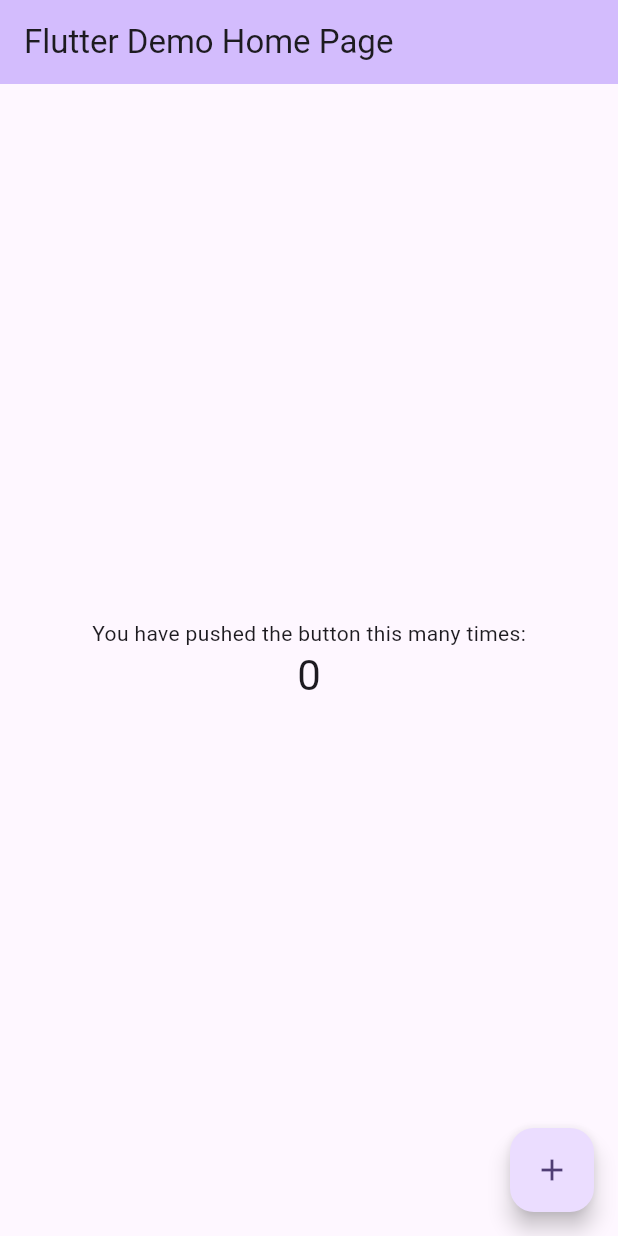
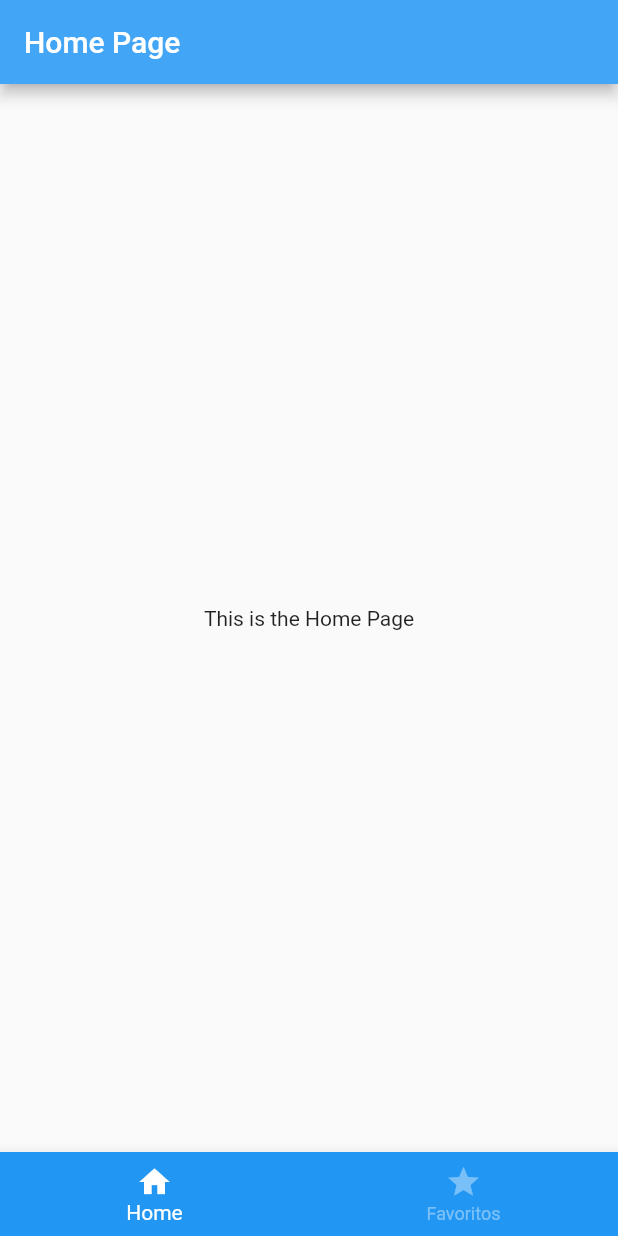
Before and after one commit to EduardoGomesSa/crypto_app, a Flutter app: the screen it shows after launch, on a phone screen of 412 x 824 dp. Run offline on Flutter 3.47's test engine with Material 3 defaults, Android fonts, the phone set to English and light mode, and no system bars; our stand-ins replace get.

Commit message:
feat: :sparkles: BasePage was created

```diff
--- a/lib/main.dart
+++ b/lib/main.dart
@@ -1,4 +1,6 @@
+import 'package:crypto_app/src/core/routes/app_routes.dart';
 import 'package:flutter/material.dart';
+import 'package:get/get.dart';
 
 void main() {
   runApp(const MyApp());
@@ -7,119 +9,23 @@ void main() {
 class MyApp extends StatelessWidget {
   const MyApp({super.key});
 
-  // This widget is the root of your application.
   @override
   Widget build(BuildContext context) {
-    return MaterialApp(
-      title: 'Flutter Demo',
+    return GetMaterialApp(
+      title: 'Crypto App',
       theme: ThemeData(
-        // This is the theme of your application.
-        //
-        // TRY THIS: Try running your application with "flutter run". You'll see
-        // the application has a purple toolbar. Then, without quitting the app,
-        // try changing the seedColor in the colorScheme below to Colors.green
-        // and then invoke "hot reload" (save your changes or press the "hot
-        // reload" button in a Flutter-supported IDE, or press "r" if you used
-        // the command line to start the app).
-        //
-        // Notice that the counter didn't reset back to zero; the application
-        // state is not lost during the reload. To reset the state, use hot
-        // restart instead.
-        //
-        // This works for code too, not just values: Most code changes can be
-        // tested with just a hot reload.
-        colorScheme: ColorScheme.fromSeed(seedColor: Colors.deepPurple),
-        useMaterial3: true,
+        colorScheme: ColorScheme.fromSeed(seedColor: Colors.blue),
+        useMaterial3: false,
+        appBarTheme: AppBarTheme(backgroundColor: Colors.blue.shade400),
+        bottomNavigationBarTheme: BottomNavigationBarThemeData(
+          backgroundColor: Colors.blue,
+          selectedItemColor: Colors.white,
+          unselectedItemColor: Colors.white.withAlpha(870),
+        ),
       ),
-      home: const MyHomePage(title: 'Flutter Demo Home Page'),
+      debugShowCheckedModeBanner: false,
+      initialRoute: AppRoutes.base,
+      getPages: AppPages. pages,
     );
   }
 }
-
-class MyHomePage extends StatefulWidget {
-  const MyHomePage({super.key, required this.title});
-
-  // This widget is the home page of your application. It is stateful, meaning
-  // that it has a State object (defined below) that contains fields that affect
-  // how it looks.
-
-  // This class is the configuration for the state. It holds the values (in this
-  // case the title) provided by the parent (in this case the App widget) and
-  // used by the build method of the State. Fields in a Widget subclass are
-  // always marked "final".
-
-  final String title;
-
-  @override
-  State<MyHomePage> createState() => _MyHomePageState();
-}
-
-class _MyHomePageState extends State<MyHomePage> {
-  int _counter = 0;
-
-  void _incrementCounter() {
-    setState(() {
-      // This call to setState tells the Flutter framework that something has
-      // changed in this State, which causes it to rerun the build method below
-      // so that the display can reflect the updated values. If we changed
-      // _counter without calling setState(), then the build method would not be
-      // called again, and so nothing would appear to happen.
-      _counter++;
-    });
-  }
-
-  @override
-  Widget build(BuildContext context) {
-    // This method is rerun every time setState is called, for instance as done
-    // by the _incrementCounter method above.
-    //
-    // The Flutter framework has been optimized to make rerunning build methods
-    // fast, so that you can just rebuild anything that needs updating rather
-    // than having to individually change instances of widgets.
-    return Scaffold(
-      appBar: AppBar(
-        // TRY THIS: Try changing the color here to a specific color (to
-        // Colors.amber, perhaps?) and trigger a hot reload to see the AppBar
-        // change color while the other colors stay the same.
-        backgroundColor: Theme.of(context).colorScheme.inversePrimary,
-        // Here we take the value from the MyHomePage object that was created by
-        // the App.build method, and use it to set our appbar title.
-        title: Text(widget.title),
-      ),
-      body: Center(
-        // Center is a layout widget. It takes a single child and positions it
-        // in the middle of the parent.
-        child: Column(
-          // Column is also a layout widget. It takes a list of children and
-          // arranges them vertically. By default, it sizes itself to fit its
-          // children horizontally, and tries to be as tall as its parent.
-          //
-          // Column has various properties to control how it sizes itself and
-          // how it positions its children. Here we use mainAxisAlignment to
-          // center the children vertically; the main axis here is the vertical
-          // axis because Columns are vertical (the cross axis would be
-          // horizontal).
-          //
-          // TRY THIS: Invoke "debug painting" (choose the "Toggle Debug Paint"
-          // action in the IDE, or press "p" in the console), to see the
-          // wireframe for each widget.
-          mainAxisAlignment: MainAxisAlignment.center,
-          children: <Widget>[
-            const Text(
-              'You have pushed the button this many times:',
-            ),
-            Text(
-              '$_counter',
-              style: Theme.of(context).textTheme.headlineMedium,
-            ),
-          ],
-        ),
-      ),
-      floatingActionButton: FloatingActionButton(
-        onPressed: _incrementCounter,
-        tooltip: 'Increment',
-        child: const Icon(Icons.add),
-      ), // This trailing comma makes auto-formatting nicer for build methods.
-    );
-  }
-}
--- /dev/null
+++ b/lib/src/core/routes/app_routes.dart
@@ -0,0 +1,27 @@
+import 'package:crypto_app/src/pages/base_page.dart';
+import 'package:crypto_app/src/pages/favorite/favorite_page.dart';
+import 'package:crypto_app/src/pages/home/home_page.dart';
+import 'package:get/get.dart';
+
+abstract class AppPages {
+  static final pages = <GetPage>[
+    GetPage(
+      name: AppRoutes.base,
+      page: () => const BasePage(),
+    ),
+    GetPage(
+      name: AppRoutes.home,
+      page: () => const HomePage(),
+    ),
+    GetPage(
+      name: AppRoutes.favorite,
+      page: () => const FavoritePage(),
+    ),
+  ];
+}
+
+abstract class AppRoutes {
+  static const String base = '/';
+  static const String home = '/home';
+  static const String favorite = '/favorite';
+}
--- /dev/null
+++ b/lib/src/pages/base_page.dart
@@ -0,0 +1,52 @@
+import 'package:crypto_app/src/pages/favorite/favorite_page.dart';
+import 'package:crypto_app/src/pages/home/home_page.dart';
+import 'package:flutter/material.dart';
+
+class BasePage extends StatefulWidget {
+  const BasePage({super.key});
+
+  @override
+  State<BasePage> createState() => _BasePageState();
+}
+
+class _BasePageState extends State<BasePage> {
+  int currentIndex = 0;
+  final pageController = PageController();
+
+  @override
+  Widget build(BuildContext context) {
+    return SafeArea(
+      top: false,
+      child: Scaffold(
+        body: PageView(
+          physics: const NeverScrollableScrollPhysics(),
+          controller: pageController,
+          children: const [
+            HomePage(),
+            FavoritePage(),
+          ],
+        ),
+        bottomNavigationBar: BottomNavigationBar(
+          currentIndex: currentIndex,
+          onTap: (index) {
+            setState(() {
+              currentIndex = index;
+              pageController.jumpToPage(index);
+            });
+          },
+          type: BottomNavigationBarType.fixed,
+          items: const [
+            BottomNavigationBarItem(
+              icon: Icon(Icons.home),
+              label: "Home",
+            ),
+            BottomNavigationBarItem(
+              icon: Icon(Icons.star),
+              label: "Favoritos",
+            ),
+          ],
+        ),
+      ),
+    );
+  }
+}
--- /dev/null
+++ b/lib/src/pages/favorite/favorite_page.dart
@@ -0,0 +1,17 @@
+import 'package:flutter/material.dart';
+
+class FavoritePage extends StatelessWidget {
+  const FavoritePage({super.key});
+
+  @override
+  Widget build(BuildContext context) {
+    return Scaffold(
+      appBar: AppBar(
+        title: const Text('Favorite Page'),
+      ),
+      body: const Center(
+        child: Text('This is the Favorite Page'),
+      ),
+    );
+  }
+}
--- /dev/null
+++ b/lib/src/pages/home/home_page.dart
@@ -0,0 +1,17 @@
+import 'package:flutter/material.dart';
+
+class HomePage extends StatelessWidget {
+  const HomePage({super.key});
+
+  @override
+  Widget build(BuildContext context) {
+    return Scaffold(
+      appBar: AppBar(
+        title: const Text('Home Page'),
+      ),
+      body: const Center(
+        child: Text('This is the Home Page'),
+      ),
+    );
+  }
+}
--- a/pubspec.yaml
+++ b/pubspec.yaml
@@ -35,6 +35,7 @@ dependencies:
   # The following adds the Cupertino Icons font to your application.
   # Use with the CupertinoIcons class for iOS style icons.
   cupertino_icons: ^1.0.6
+  get: ^4.7.3
 
 dev_dependencies:
   flutter_test:
```
Also changed, not shown: pubspec.lock.
